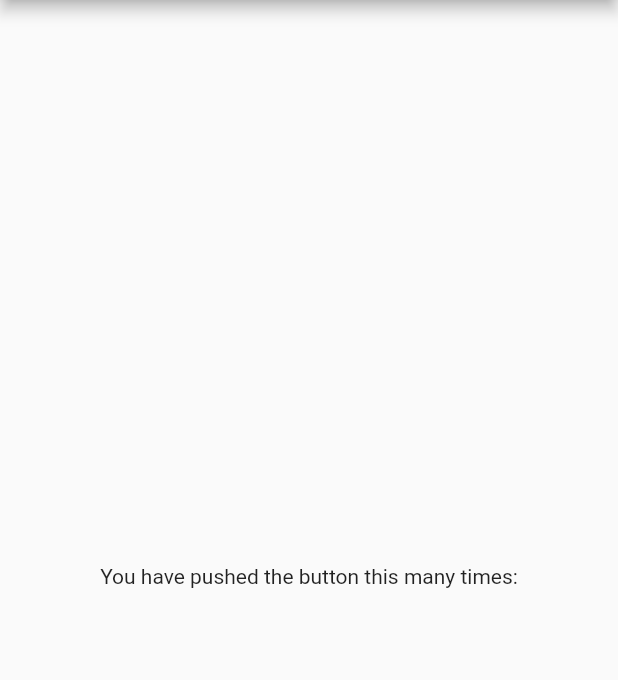
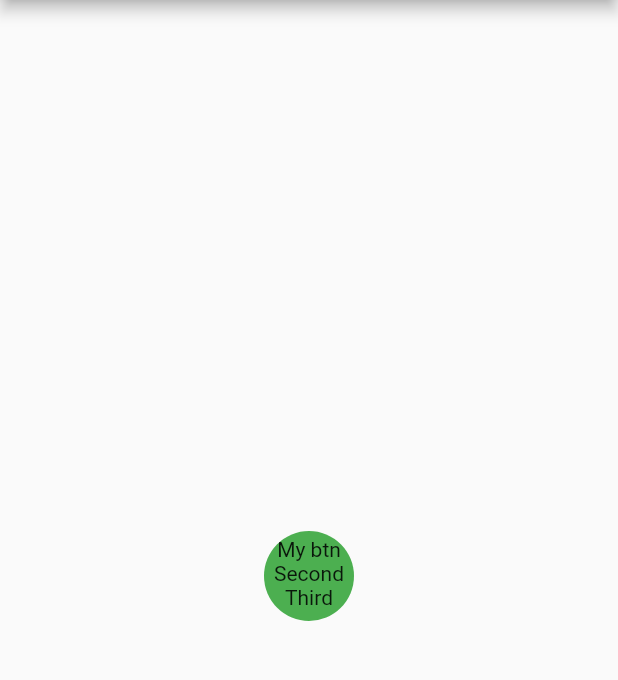
Before and after one commit to IvanTyurin/smile_app, a Flutter app: the screen it shows after launch, on a phone screen of 412 x 824 dp, the part 84-764 px from its top. Run offline on Flutter 3.47's test engine with Material 2 defaults, Android fonts, the phone set to English and light mode, and no system bars.

Commit message:
Created custom button pattern. First approach.

```diff
--- /dev/null
+++ b/lib/SmileButton.dart
@@ -0,0 +1,70 @@
+import 'package:flutter/material.dart';
+
+class SmileButton extends StatefulWidget {
+  final double buttonSize;
+  final String title;
+  final bool isEnabled;
+
+  SmileButton({
+    Key key,
+    this.buttonSize,
+    this.title,
+    @required this.isEnabled
+  }) : super(key: key);
+
+  @override
+  _SmileButtonState createState() {
+    return _SmileButtonState();
+  }
+}
+
+class _SmileButtonState extends State<SmileButton> {
+  String _buttonTitle = "";
+  double _trueButtonSize = 60;
+
+  @override
+  Widget build(BuildContext context) {
+    if(widget.buttonSize > 60) _trueButtonSize = widget.buttonSize;
+    if(widget.title != null) _buttonTitle = widget.title;
+
+    return Container(
+      child: GestureDetector(
+        onTap: () { print("Hi!!"); },
+        child: ClipOval(
+          child: Container(
+            color: Colors.green,
+            height: _trueButtonSize,
+            width: _trueButtonSize,
+            child: Column(
+              children: [
+                Container(
+                  constraints: BoxConstraints(
+                      minHeight: _trueButtonSize/3
+                  ),
+                  child: Text('$_buttonTitle'),
+                  alignment: Alignment.bottomCenter,
+                ),
+                Text('Second'),
+                Text('Third'),
+              ],
+            ),
+          ),
+        ),
+      )
+    );
+  }
+}
+
+class SmilePainter extends CustomPainter {
+  @override
+  void paint(Canvas canvas, Size size) {
+    var paint = Paint()
+      ..color = Colors.amber
+      ..style = PaintingStyle.fill;
+    canvas.drawCircle(Offset(100, 100), 50, paint);
+  }
+
+  @override
+  bool shouldRepaint(CustomPainter oldDelegate) => true;
+
+}
--- a/lib/main.dart
+++ b/lib/main.dart
@@ -1,4 +1,5 @@
 import 'package:flutter/material.dart';
+import 'SmileButton.dart';
 
 void main() {
   runApp(MyApp());
@@ -35,9 +36,7 @@ class _MyHomePageState extends State<MyHomePage> {
         child: Column(
           mainAxisAlignment: MainAxisAlignment.center,
           children: <Widget>[
-            Text(
-              'You have pushed the button this many times:',
-            ),
+            SmileButton(buttonSize: 60, title: "My btn", isEnabled: false),
           ],
         ),
       ),
```
